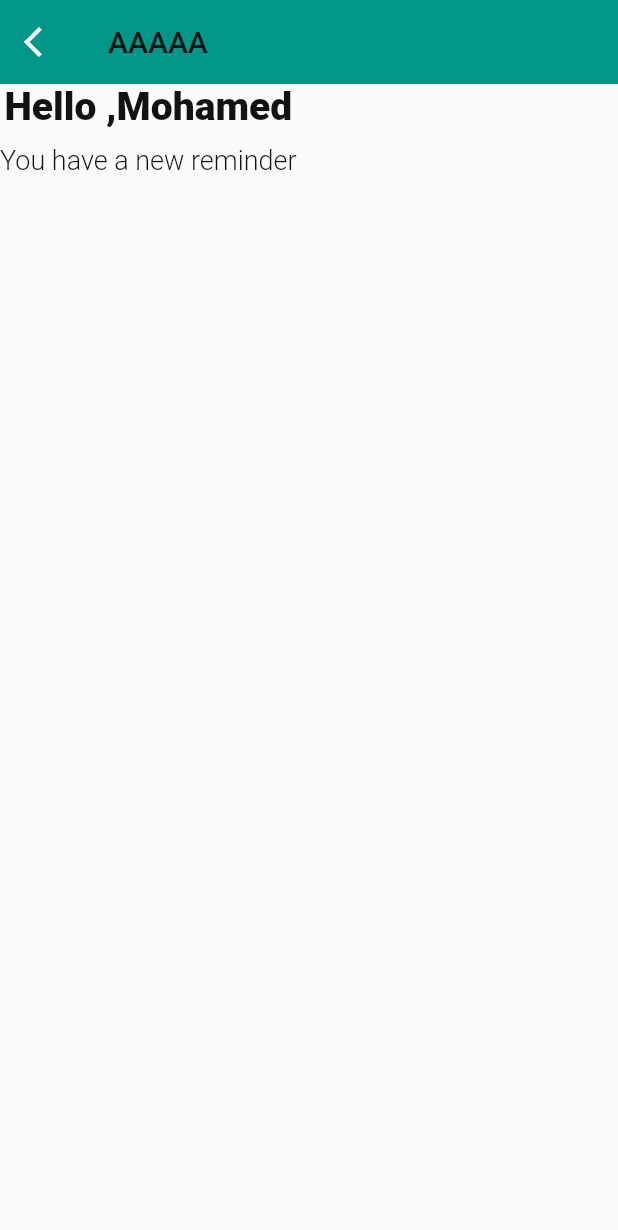
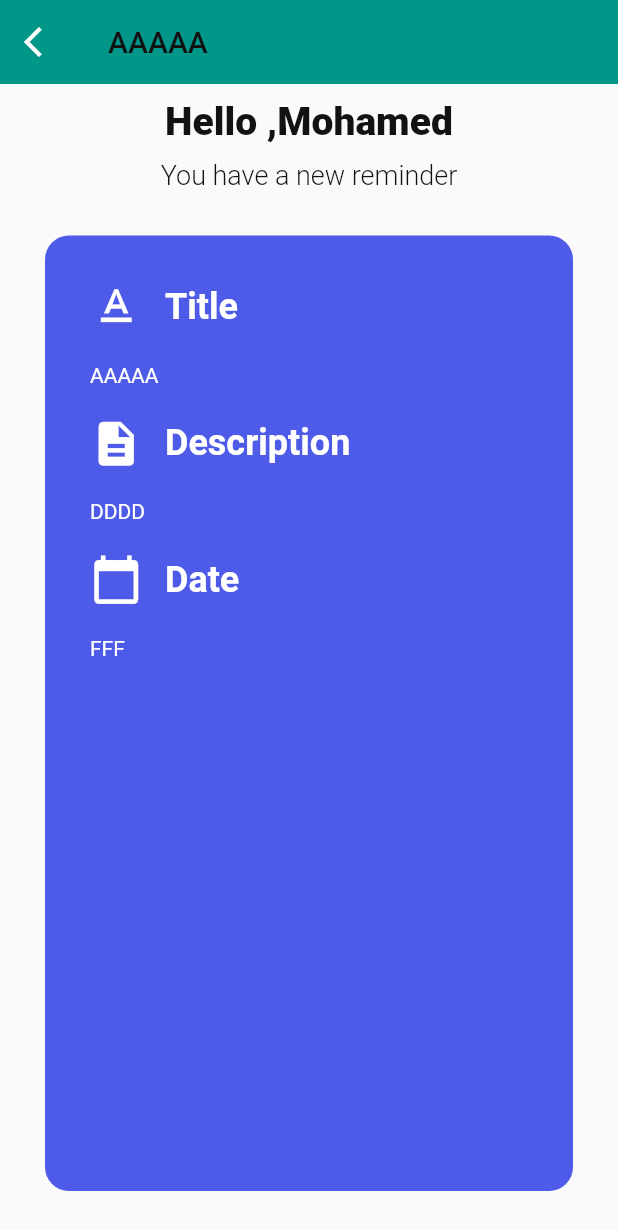
Before and after one commit to Mohamed-Elrashidy/To-Do-App, a Flutter app: the screen it shows after launch, on a phone screen of 412 x 824 dp. Shown: the top 1230 px of the screen. Run offline on Flutter 3.47's test engine with Material 2 defaults, Android fonts, the phone set to English and light mode, and no system bars; our stand-ins replace get.

Commit message:
finished notification screen

```diff
--- a/todo/lib/ui/pages/notification_screen.dart
+++ b/todo/lib/ui/pages/notification_screen.dart
@@ -1,6 +1,8 @@
 import 'package:flutter/material.dart';
 import 'package:get/get.dart';
 import 'package:todo/ui/theme.dart';
+import 'package:todo/ui/widgets/smalltex.dart';
+import '../widgets/icon_title.dart';
 
 class NotificationScreen extends StatefulWidget {
   const NotificationScreen({Key? key, required this.payLoad}) : super(key: key);
@@ -36,18 +38,50 @@ class _NotificationScreenState extends State<NotificationScreen> {
       body: SafeArea(
           child: Column(
         children: [
+          Column(
+            children: [
+              SizedBox(height: 10),
               Text(
                 'Hello ,Mohamed',
                 style: TextStyle(
                     color: color, fontSize: 26, fontWeight: FontWeight.w900),
               ),
-          SizedBox(height: 10),
+              const SizedBox(height: 10),
               Text(
                 'You have a new reminder',
                 style: TextStyle(
                     color: color, fontSize: 18, fontWeight: FontWeight.w300),
               ),
             ],
+          ),
+          //  const SizedBox(height: 10),
+          Expanded(
+            child: Container(
+              padding: const EdgeInsets.all(30),
+              margin: const EdgeInsets.all(30),
+              decoration: BoxDecoration(
+                borderRadius: BorderRadius.circular(16),
+                color: primaryClr,
+              ),
+              child: Column(
+                crossAxisAlignment: CrossAxisAlignment.start,
+                children: [
+                  iconTitleRow('Title', Icons.text_format),
+                  SizedBox(height: 20),
+                  smallText(_payload.toString().split('|')[0]),
+                  SizedBox(height: 20),
+                  iconTitleRow('Description', Icons.description),
+                  SizedBox(height: 20),
+                  smallText(_payload.toString().split('|')[1]),
+                  SizedBox(height: 20),
+                  iconTitleRow('Date', Icons.calendar_today),
+                  SizedBox(height: 20),
+                  smallText(_payload.toString().split('|')[2]),
+                ],
+              ),
+            ),
+          )
+        ],
       )),
     );
   }
--- /dev/null
+++ b/todo/lib/ui/widgets/icon_title.dart
@@ -0,0 +1,22 @@
+import 'package:flutter/material.dart';
+
+Widget iconTitleRow(String s, IconData icon) {
+  return Row(
+    children: [
+      Icon(
+        icon,
+        size: 35,
+        color: Colors.white,
+      ),
+      const SizedBox(
+        width: 15,
+      ),
+      Text(s,
+          style: const TextStyle(
+            color: Colors.white,
+            fontSize: 24,
+            fontWeight: FontWeight.bold,
+          ))
+    ],
+  );
+}
--- /dev/null
+++ b/todo/lib/ui/widgets/smalltex.dart
@@ -0,0 +1,14 @@
+import 'package:flutter/material.dart';
+import 'package:flutter/widgets.dart';
+
+Widget smallText(String s) {
+  return Text(
+    s,
+    style: const TextStyle(
+      color: Colors.white,
+      fontSize: 14,
+    ),
+    maxLines: 10,
+    textAlign: TextAlign.justify,
+  );
+}
```
Lines whose indentation alone changed are shown as unchanged.
